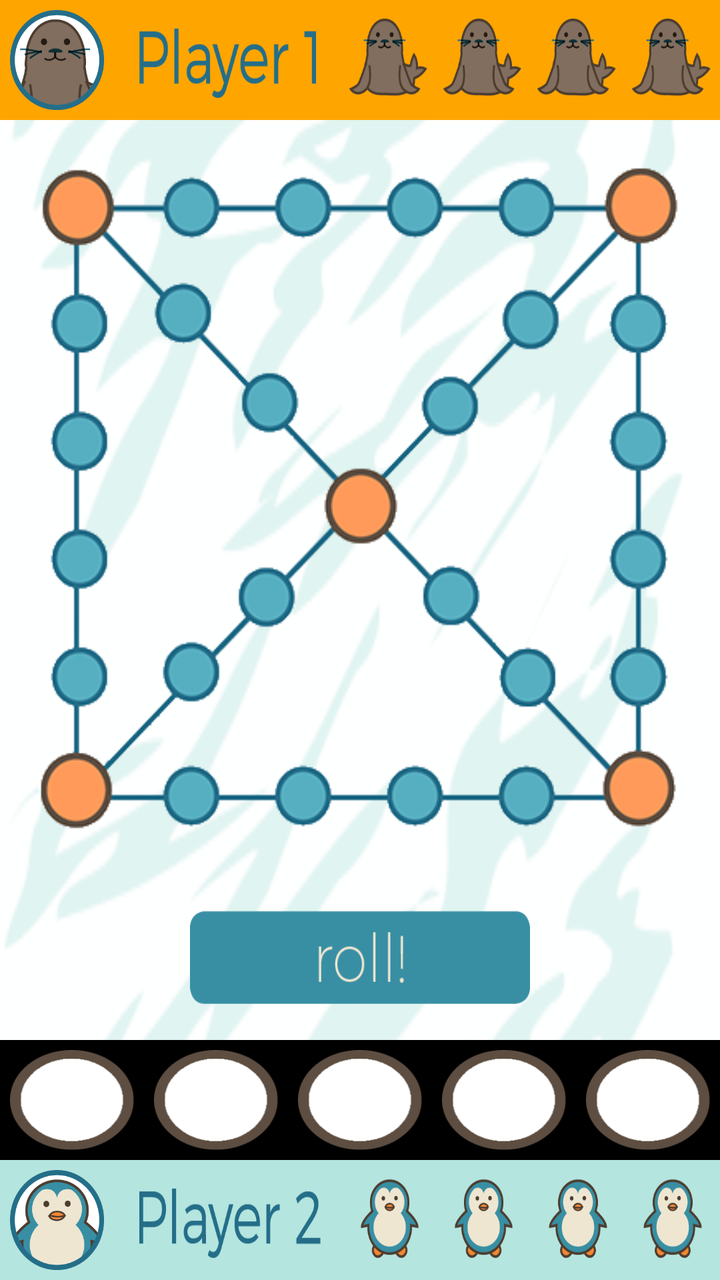
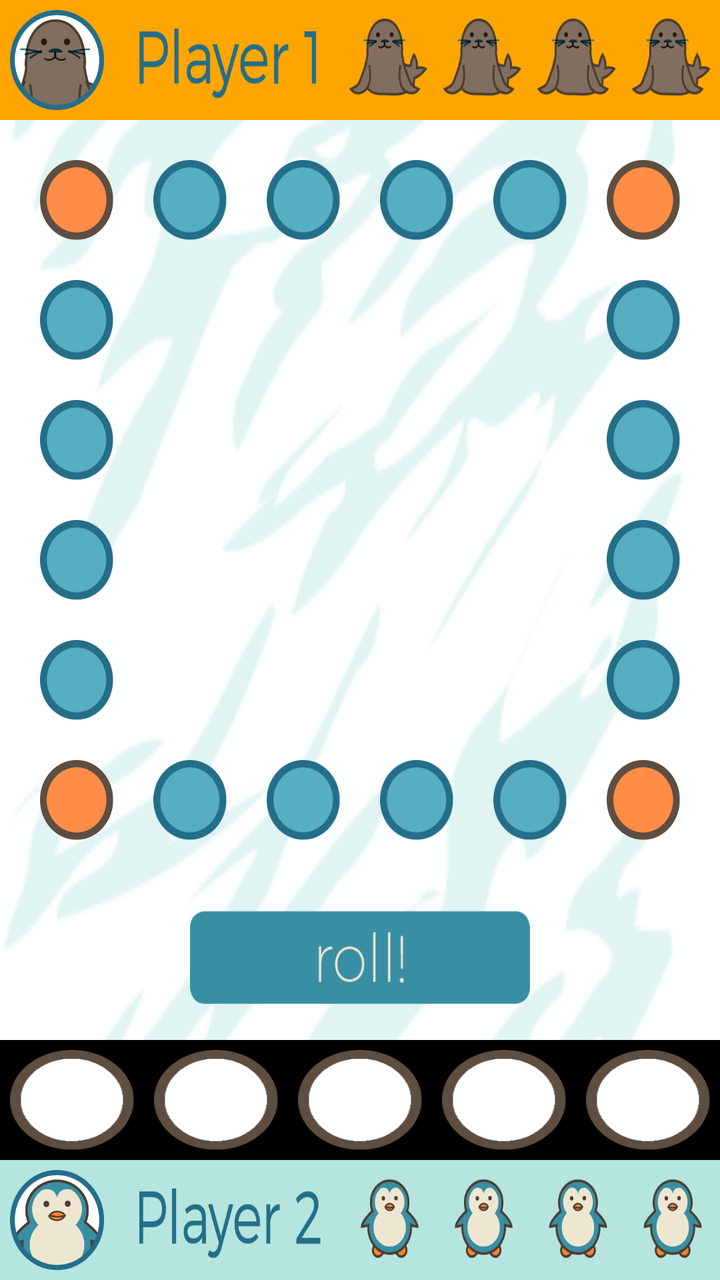

An Android layout rendered at two revisions. The XML below is the earlier revision; the diff shows what the commit changed to produce the second picture.
<!-- AndroidManifest.xml: application theme Theme.AppCompat.NoActionBar -->
<!-- res/layout/activity_board.xml -->
<?xml version="1.0" encoding="utf-8"?>
<RelativeLayout xmlns:android="http://schemas.android.com/apk/res/android"
                xmlns:tools="http://schemas.android.com/tools"
                android:layout_width="match_parent"
                android:layout_height="match_parent"
                android:orientation="vertical"
                android:background="@drawable/board_clear"
                tools:context="com.jeffreychan.yutnori.BoardActivity">


    <ImageView
        android:layout_width="match_parent"
        android:layout_height="wrap_content"
        android:id="@+id/temp"
        android:background="@drawable/board_tiles"
        android:layout_below="@+id/topBar"
        android:layout_above="@+id/rollButton"/>

    <Button
        android:layout_width="170dp"
        android:layout_height="80dp"
        android:id="@+id/rollButton"
        android:background="@drawable/rollbutton"
        android:layout_above="@+id/rollBar"
        android:layout_centerHorizontal="true" />

    <ImageView
        android:layout_width="200dp"
        android:layout_height="300dp"
        android:id="@+id/sticks"
        android:layout_centerInParent="true"  />

    <ImageView
        android:layout_width="200dp"
        android:layout_height="300dp"
        android:id="@+id/move1"
        android:visibility="invisible"
        android:layout_centerInParent="true"  />

    <ImageView
        android:layout_width="200dp"
        android:layout_height="300dp"
        android:id="@+id/move2"
        android:visibility="invisible"
        android:layout_centerInParent="true"  />

    <ImageView
        android:layout_width="200dp"
        android:layout_height="300dp"
        android:id="@+id/move3"
        android:visibility="invisible"
        android:layout_centerInParent="true"  />

    <ImageView
        android:layout_width="200dp"
        android:layout_height="300dp"
        android:id="@+id/move4"
        android:visibility="invisible"
        android:layout_centerInParent="true"  />

    <ImageView
        android:layout_width="200dp"
        android:layout_height="300dp"
        android:id="@+id/move5"
        android:visibility="invisible"
        android:layout_centerInParent="true"  />

    <ImageView
        android:layout_width="200dp"
        android:layout_height="300dp"
        android:id="@+id/moveminus1"
        android:visibility="invisible"
        android:layout_centerInParent="true"  />

    <LinearLayout
        android:id="@+id/topBar"
        android:layout_width="match_parent"
        android:layout_height="60dp"
        android:layout_alignParentTop="true"
        android:layout_alignParentEnd="true"
        android:weightSum="7"
        android:background="@color/Orange"
        >

        <ImageView
            android:layout_width="0dp"
            android:layout_weight="1"
            android:layout_height="match_parent"
            android:id="@+id/seal_icon"
            android:background="@drawable/seal_icon"
            android:layout_margin="5dp"
            android:layout_centerInParent="true"  />

        <ImageView
            android:layout_width="0dp"
            android:layout_weight="2"
            android:layout_height="match_parent"
            android:id="@+id/player1"
            android:background="@drawable/player1"
            android:layout_margin="10dp"
            android:layout_centerInParent="true"  />

        <ImageView
            android:layout_width="0dp"
            android:layout_weight="1"
            android:layout_height="match_parent"
            android:id="@+id/seal1"
            android:background="@drawable/seal1"/>
        <ImageView
            android:layout_width="0dp"
            android:layout_weight="1"
            android:layout_height="match_parent"
            android:id="@+id/seal2"
            android:background="@drawable/seal1" />
        <ImageView
            android:layout_width="0dp"
            android:layout_weight="1"
            android:layout_height="match_parent"
            android:id="@+id/seal3"
            android:background="@drawable/seal1"/>
        <ImageView
            android:layout_width="0dp"
            android:layout_weight="1"
            android:layout_height="match_parent"
            android:id="@+id/seal4"
            android:background="@drawable/seal1"/>
    </LinearLayout>

    <LinearLayout
        android:id="@+id/bottomBar"
        android:layout_width="match_parent"
        android:layout_height="60dp"
        android:layout_alignParentBottom="true"
        android:layout_alignParentEnd="true"
        android:weightSum="7"
        android:background="@color/LighterBlue"

        >

        <ImageView
            android:layout_width="0dp"
            android:layout_weight="1"
            android:layout_height="match_parent"
            android:id="@+id/penguin_icon"
            android:background="@drawable/penguin_icon"
            android:layout_margin="5dp"
            android:layout_centerInParent="true"  />

        <ImageView
            android:layout_width="0dp"
            android:layout_weight="2"
            android:layout_height="match_parent"
            android:id="@+id/player2"
            android:layout_margin="10dp"
            android:background="@drawable/player2"
            android:layout_centerInParent="true"  />

        <ImageView
            android:layout_width="0dp"
            android:layout_weight="1"
            android:layout_height="match_parent"
            android:id="@+id/penguin1"
            android:background="@drawable/penguin1"/>
        <ImageView
            android:layout_width="0dp"
            android:layout_weight="1"
            android:layout_height="match_parent"
            android:id="@+id/penguin2"
            android:background="@drawable/penguin1" />
        <ImageView
            android:layout_width="0dp"
            android:layout_weight="1"
            android:layout_height="match_parent"
            android:id="@+id/penguin3"
            android:background="@drawable/penguin1"/>
        <ImageView
            android:layout_width="0dp"
            android:layout_weight="1"
            android:layout_height="match_parent"
            android:id="@+id/penguin4"
            android:background="@drawable/penguin1"/>
    </LinearLayout>

    <TextView
        android:layout_width="wrap_content"
        android:layout_height="wrap_content"
        android:text=""
        android:textSize="80dp"
        android:id="@+id/rollText"
        android:layout_alignTop="@+id/playerTurn"
        android:layout_centerHorizontal="true"/>

    <TextView
        android:layout_width="wrap_content"
        android:layout_height="wrap_content"
        android:text=""
        android:textSize="50dp"
        android:id="@+id/playerTurn"
        android:gravity="center"
        android:layout_above="@+id/sticks"
        android:layout_centerHorizontal="true"/>

    <LinearLayout
        android:id="@+id/rollBar"
        android:layout_width="match_parent"
        android:layout_height="60dp"
        android:layout_above="@+id/bottomBar"
        android:layout_alignParentEnd="true"
        android:weightSum="5"
        android:background="@color/Black"


        >

        <ImageView
            android:layout_width="0dp"
            android:layout_weight="1"
            android:layout_height="match_parent"
            android:id="@+id/rollSlot1"
            android:background="@drawable/white_marker"
            android:layout_margin="5dp"
            android:layout_centerInParent="true"  />

        <ImageView
            android:layout_width="0dp"
            android:layout_weight="1"
            android:layout_height="match_parent"
            android:id="@+id/rollSlot2"
            android:background="@drawable/white_marker"
            android:layout_margin="5dp"
            android:layout_centerInParent="true"  />

        <ImageView
            android:layout_width="0dp"
            android:layout_weight="1"
            android:layout_height="match_parent"
            android:id="@+id/rollSlot3"
            android:layout_margin="5dp"
            android:background="@drawable/white_marker"/>
        <ImageView
            android:layout_width="0dp"
            android:layout_weight="1"
            android:layout_height="match_parent"
            android:id="@+id/rollSlot4"
            android:layout_margin="5dp"
            android:background="@drawable/white_marker" />
        <ImageView
            android:layout_width="0dp"
            android:layout_weight="1"
            android:layout_height="match_parent"
            android:id="@+id/rollSlot5"
            android:layout_margin="5dp"
            android:background="@drawable/white_marker"/>

    </LinearLayout>

</RelativeLayout>
<!-- resources referenced by this layout -->
<resources>
  <color name="Black">#000000</color>
  <color name="LighterBlue">#B5E5DF</color>
  <color name="Orange">#FFA500</color>
  <!-- drawable board_clear: png bitmap (drawable-hdpi, 11226 bytes) -->
  <!-- drawable board_tiles: png bitmap (drawable-hdpi, 58609 bytes) -->
  <!-- drawable penguin1: png bitmap (drawable-hdpi, 19756 bytes) -->
  <!-- drawable penguin_icon: png bitmap (drawable-hdpi, 7539 bytes) -->
  <!-- drawable player1: png bitmap (drawable-hdpi, 3740 bytes) -->
  <!-- drawable player2: png bitmap (drawable-hdpi, 4485 bytes) -->
  <!-- drawable rollbutton: png bitmap (drawable-hdpi, 2070 bytes) -->
  <!-- drawable seal1: png bitmap (drawable-hdpi, 4362 bytes) -->
  <!-- drawable seal_icon: png bitmap (drawable-hdpi, 7721 bytes) -->
  <!-- drawable white_marker: png bitmap (drawable-hdpi, 3210 bytes) -->
</resources>

<!-- the commit's change to res/layout/activity_board.xml (unified diff, before → after) -->
@@ -6,15 +6,6 @@
                 android:orientation="vertical"
                 android:background="@drawable/board_clear"
                 tools:context="com.jeffreychan.yutnori.BoardActivity">
-
-
-    <ImageView
-        android:layout_width="match_parent"
-        android:layout_height="wrap_content"
-        android:id="@+id/temp"
-        android:background="@drawable/board_tiles"
-        android:layout_below="@+id/topBar"
-        android:layout_above="@+id/rollButton"/>
 
     <Button
         android:layout_width="170dp"
@@ -25,48 +16,48 @@
         android:layout_centerHorizontal="true" />
 
     <ImageView
-        android:layout_width="200dp"
+        android:layout_width="210dp"
         android:layout_height="300dp"
         android:id="@+id/sticks"
         android:layout_centerInParent="true"  />
 
     <ImageView
-        android:layout_width="200dp"
+        android:layout_width="210dp"
         android:layout_height="300dp"
         android:id="@+id/move1"
         android:visibility="invisible"
         android:layout_centerInParent="true"  />
 
     <ImageView
-        android:layout_width="200dp"
+        android:layout_width="210dp"
         android:layout_height="300dp"
         android:id="@+id/move2"
         android:visibility="invisible"
         android:layout_centerInParent="true"  />
 
     <ImageView
-        android:layout_width="200dp"
+        android:layout_width="210dp"
         android:layout_height="300dp"
         android:id="@+id/move3"
         android:visibility="invisible"
         android:layout_centerInParent="true"  />
 
     <ImageView
-        android:layout_width="200dp"
+        android:layout_width="210dp"
         android:layout_height="300dp"
         android:id="@+id/move4"
         android:visibility="invisible"
         android:layout_centerInParent="true"  />
 
     <ImageView
-        android:layout_width="200dp"
+        android:layout_width="210dp"
         android:layout_height="300dp"
         android:id="@+id/move5"
         android:visibility="invisible"
         android:layout_centerInParent="true"  />
 
     <ImageView
-        android:layout_width="200dp"
+        android:layout_width="210dp"
         android:layout_height="300dp"
         android:id="@+id/moveminus1"
         android:visibility="invisible"
@@ -133,9 +124,7 @@
         android:layout_alignParentBottom="true"
         android:layout_alignParentEnd="true"
         android:weightSum="7"
-        android:background="@color/LighterBlue"
-
-        >
+        android:background="@color/LighterBlue">
 
         <ImageView
             android:layout_width="0dp"
@@ -207,10 +196,7 @@
         android:layout_above="@+id/bottomBar"
         android:layout_alignParentEnd="true"
         android:weightSum="5"
-        android:background="@color/Black"
-
-
-        >
+        android:background="@color/Black" >
 
         <ImageView
             android:layout_width="0dp"
@@ -254,4 +240,302 @@
 
     </LinearLayout>
 
+    <LinearLayout
+        android:orientation="vertical"
+        android:id="@+id/board"
+        android:layout_margin="10dp"
+        android:layout_width="match_parent"
+        android:layout_height="wrap_content"
+        android:layout_below="@+id/topBar"
+        android:weightSum="6"
+        android:layout_above="@+id/rollButton">
+
+        <LinearLayout
+            android:id="@+id/firstRow"
+            android:layout_width="match_parent"
+            android:layout_height="0dp"
+            android:layout_weight="1"
+            android:weightSum="6">
+
+        <ImageView
+            android:layout_width="0dp"
+            android:layout_height="match_parent"
+            android:id="@+id/location10"
+            android:background="@drawable/orange_marker"
+            android:layout_weight="1"
+            android:layout_margin="10dp"/>
+
+        <ImageView
+            android:layout_width="0dp"
+            android:layout_height="match_parent"
+            android:id="@+id/location9"
+            android:background="@drawable/blue_marker"
+            android:layout_weight="1"
+            android:layout_margin="10dp"/>
+
+        <ImageView
+            android:layout_width="0dp"
+            android:layout_height="match_parent"
+            android:id="@+id/location8"
+            android:background="@drawable/blue_marker"
+            android:layout_weight="1"
+            android:layout_margin="10dp"/>
+
+        <ImageView
+            android:layout_width="0dp"
+            android:layout_height="match_parent"
+            android:id="@+id/location7"
+            android:background="@drawable/blue_marker"
+            android:layout_weight="1"
+            android:layout_margin="10dp"/>
+
+        <ImageView
+            android:layout_width="0dp"
+            android:layout_height="match_parent"
+            android:id="@+id/location6"
+            android:background="@drawable/blue_marker"
+            android:layout_weight="1"
+            android:layout_margin="10dp"/>
+
+        <ImageView
+            android:layout_width="0dp"
+            android:layout_height="match_parent"
+            android:id="@+id/location5"
+            android:background="@drawable/orange_marker"
+            android:layout_margin="10dp"
+            android:layout_weight="1"/>
+        </LinearLayout>
+        <LinearLayout
+            android:id="@+id/secondRow"
+            android:layout_width="match_parent"
+            android:layout_height="0dp"
+            android:layout_weight="1"
+            android:weightSum="6">
+
+            <ImageView
+                android:layout_width="0dp"
+                android:layout_height="match_parent"
+                android:id="@+id/location11"
+                android:background="@drawable/blue_marker"
+                android:layout_weight="1"
+                android:layout_marginLeft="10dp"
+                android:layout_marginTop="10dp"
+                android:layout_marginBottom="10dp"
+                android:layout_marginRight="50dp"/>
+            <Space
+                android:layout_width="0dp"
+                android:layout_height="match_parent"
+                android:layout_weight="1"/>
+            <Space
+                android:layout_width="0dp"
+                android:layout_height="match_parent"
+                android:layout_weight="1"/>
+            <Space
+                android:layout_width="0dp"
+                android:layout_height="match_parent"
+                android:layout_weight="1"/>
+            <Space
+                android:layout_width="0dp"
+                android:layout_height="match_parent"
+                android:layout_weight="1"/>
+            <ImageView
+                android:layout_width="0dp"
+                android:layout_height="match_parent"
+                android:id="@+id/location4"
+                android:background="@drawable/blue_marker"
+                android:layout_marginLeft="50dp"
+                android:layout_marginTop="10dp"
+                android:layout_marginBottom="10dp"
+                android:layout_marginRight="10dp"
+                android:layout_weight="1"/>
+        </LinearLayout>
+        <LinearLayout
+            android:id="@+id/thirdRow"
+            android:layout_width="match_parent"
+            android:layout_height="0dp"
+            android:layout_weight="1"
+            android:weightSum="6">
+
+            <ImageView
+                android:layout_width="0dp"
+                android:layout_height="match_parent"
+                android:id="@+id/location12"
+                android:background="@drawable/blue_marker"
+                android:layout_weight="1"
+                android:layout_marginLeft="10dp"
+                android:layout_marginTop="10dp"
+                android:layout_marginBottom="10dp"
+                android:layout_marginRight="50dp"/>
+            <Space
+                android:layout_width="0dp"
+                android:layout_height="match_parent"
+                android:layout_weight="1"/>
+            <Space
+                android:layout_width="0dp"
+                android:layout_height="match_parent"
+                android:layout_weight="1"/>
+            <Space
+                android:layout_width="0dp"
+                android:layout_height="match_parent"
+                android:layout_weight="1"/>
+            <Space
+                android:layout_width="0dp"
+                android:layout_height="match_parent"
+                android:layout_weight="1"/>
+            <ImageView
+                android:layout_width="0dp"
+                android:layout_height="match_parent"
+                android:id="@+id/location3"
+                android:background="@drawable/blue_marker"
+                android:layout_marginLeft="50dp"
+                android:layout_marginTop="10dp"
+                android:layout_marginBottom="10dp"
+                android:layout_marginRight="10dp"
+                android:layout_weight="1"/>
+        </LinearLayout>
+        <LinearLayout
+            android:id="@+id/fourthRow"
+            android:layout_width="match_parent"
+            android:layout_height="0dp"
+            android:layout_weight="1"
+            android:weightSum="6">
+
+            <ImageView
+                android:layout_width="0dp"
+                android:layout_height="match_parent"
+                android:id="@+id/location13"
+                android:background="@drawable/blue_marker"
+                android:layout_weight="1"
+                android:layout_marginLeft="10dp"
+                android:layout_marginTop="10dp"
+                android:layout_marginBottom="10dp"
+                android:layout_marginRight="50dp"/>
+            <Space
+                android:layout_width="0dp"
+                android:layout_height="match_parent"
+                android:layout_weight="1"/>
+            <Space
+                android:layout_width="0dp"
+                android:layout_height="match_parent"
+                android:layout_weight="1"/>
+            <Space
+                android:layout_width="0dp"
+                android:layout_height="match_parent"
+                android:layout_weight="1"/>
+            <Space
+                android:layout_width="0dp"
+                android:layout_height="match_parent"
+                android:layout_weight="1"/>
+            <ImageView
+                android:layout_width="0dp"
+                android:layout_height="match_parent"
+                android:id="@+id/location2"
+                android:background="@drawable/blue_marker"
+                android:layout_marginLeft="50dp"
+                android:layout_marginTop="10dp"
+                android:layout_marginBottom="10dp"
+                android:layout_marginRight="10dp"
+                android:layout_weight="1"/>
+        </LinearLayout>
+        <LinearLayout
+            android:id="@+id/fifthRow"
+            android:layout_width="match_parent"
+            android:layout_height="0dp"
+            android:layout_weight="1"
+            android:weightSum="6">
+
+            <ImageView
+                android:layout_width="0dp"
+                android:layout_height="match_parent"
+                android:id="@+id/location14"
+                android:background="@drawable/blue_marker"
+                android:layout_weight="1"
+                android:layout_marginLeft="10dp"
+                android:layout_marginTop="10dp"
+                android:layout_marginBottom="10dp"
+                android:layout_marginRight="50dp"/>
+            <Space
+                android:layout_width="0dp"
+                android:layout_height="match_parent"
+                android:layout_weight="1"/>
+            <Space
+                android:layout_width="0dp"
+                android:layout_height="match_parent"
+                android:layout_weight="1"/>
+            <Space
+                android:layout_width="0dp"
+                android:layout_height="match_parent"
+                android:layout_weight="1"/>
+            <Space
+                android:layout_width="0dp"
+                android:layout_height="match_parent"
+                android:layout_weight="1"/>
+            <ImageView
+                android:layout_width="0dp"
+                android:layout_height="match_parent"
+                android:id="@+id/location1"
+                android:background="@drawable/blue_marker"
+                android:layout_marginLeft="50dp"
+                android:layout_marginTop="10dp"
+                android:layout_marginBottom="10dp"
+                android:layout_marginRight="10dp"
+                android:layout_weight="1"/>
+        </LinearLayout>
+        <LinearLayout
+            android:id="@+id/sixthRow"
+            android:layout_width="match_parent"
+            android:layout_height="0dp"
+            android:layout_weight="1"
+            android:weightSum="6">
+
+            <ImageView
+                android:layout_width="0dp"
+                android:layout_height="match_parent"
+                android:id="@+id/location15"
+                android:background="@drawable/orange_marker"
+                android:layout_weight="1"
+                android:layout_margin="10dp"/>
+            <ImageView
+                android:layout_width="0dp"
+                android:layout_height="match_parent"
+                android:id="@+id/location16"
+                android:background="@drawable/blue_marker"
+                android:layout_weight="1"
+                android:layout_margin="10dp"/>
+            <ImageView
+                android:layout_width="0dp"
+                android:layout_height="match_parent"
+                android:id="@+id/location17"
+                android:background="@drawable/blue_marker"
+                android:layout_weight="1"
+                android:layout_margin="10dp"/>
+            <ImageView
+                android:layout_width="0dp"
+                android:layout_height="match_parent"
+                android:id="@+id/location18"
+                android:background="@drawable/blue_marker"
+                android:layout_weight="1"
+                android:layout_margin="10dp"/>
+
+            <ImageView
+                android:layout_width="0dp"
+                android:layout_height="match_parent"
+                android:id="@+id/location19"
+                android:background="@drawable/blue_marker"
+                android:layout_weight="1"
+                android:layout_margin="10dp"/>
+
+            <ImageView
+                android:layout_width="0dp"
+                android:layout_height="match_parent"
+                android:id="@+id/location0"
+                android:background="@drawable/orange_marker"
+                android:layout_margin="10dp"
+                android:layout_weight="1"/>
+
+        </LinearLayout>
+
+    </LinearLayout>
+
+
 </RelativeLayout>
<!-- resource entries referenced after the edit -->
@@ -3,8 +3,9 @@
   <color name="Black">#000000</color>
   <color name="LighterBlue">#B5E5DF</color>
   <color name="Orange">#FFA500</color>
+  <!-- drawable blue_marker: png bitmap (drawable-hdpi, 2652 bytes) -->
   <!-- drawable board_clear: png bitmap (drawable-hdpi, 11226 bytes) -->
-  <!-- drawable board_tiles: png bitmap (drawable-hdpi, 58609 bytes) -->
+  <!-- drawable orange_marker: png bitmap (drawable-hdpi, 3357 bytes) -->
   <!-- drawable penguin1: png bitmap (drawable-hdpi, 19756 bytes) -->
   <!-- drawable penguin_icon: png bitmap (drawable-hdpi, 7539 bytes) -->
   <!-- drawable player1: png bitmap (drawable-hdpi, 3740 bytes) -->
